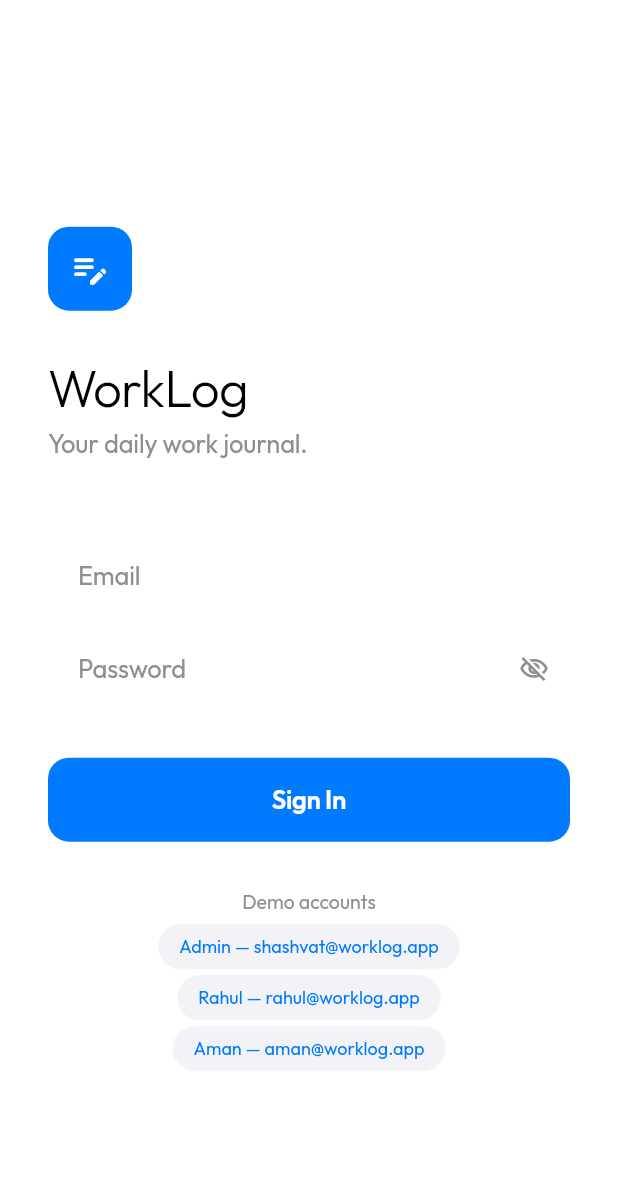
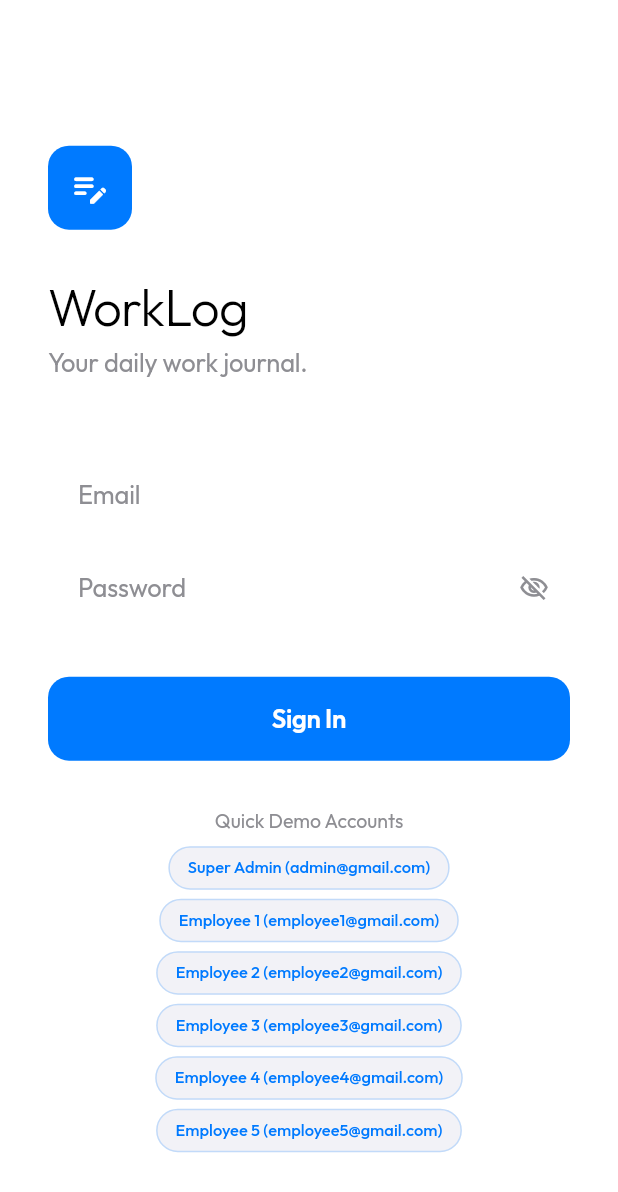
Before and after one commit to shashvatdev/work-logger, a Flutter app: the screen it shows after launch, on a phone screen of 412 x 824 dp. Shown: the top 1192 px of the screen. Run offline on Flutter 3.47's test engine with Material 3 defaults, Android fonts, the light colour scheme and no system bars; our stand-ins replace dio, file_picker, flutter_riverpod, flutter_secure_storage, go_router, google_fonts and 1 more.

Commit message:
bug fixing

```diff
--- a/lib/features/auth/auth_screen.dart
+++ b/lib/features/auth/auth_screen.dart
@@ -206,21 +206,28 @@ class _AuthScreenState extends ConsumerState<AuthScreen>
 
                     const SizedBox(height: AppSpacing.xl),
 
-                    // ── Demo hint ────────────────────────────────────────────
+                    // ── Demo accounts shortcuts ──────────────────────────────
                     Center(
                       child: Column(
                         children: [
                           Text(
-                            'Demo accounts',
-                            style:
-                                Theme.of(context).textTheme.labelMedium,
+                            'Quick Demo Accounts',
+                            style: Theme.of(context).textTheme.labelMedium,
                           ),
-                          const SizedBox(height: 6),
-                          _demoChip(context, 'Admin', 'shashvat@worklog.app'),
-                          const SizedBox(height: 4),
-                          _demoChip(context, 'Rahul', 'rahul@worklog.app'),
-                          const SizedBox(height: 4),
-                          _demoChip(context, 'Aman', 'aman@worklog.app'),
+                          const SizedBox(height: 8),
+                          Wrap(
+                            spacing: 6,
+                            runSpacing: 6,
+                            alignment: WrapAlignment.center,
+                            children: [
+                              _demoChip(context, 'Super Admin', 'admin@gmail.com'),
+                              _demoChip(context, 'Employee 1', 'employee1@gmail.com'),
+                              _demoChip(context, 'Employee 2', 'employee2@gmail.com'),
+                              _demoChip(context, 'Employee 3', 'employee3@gmail.com'),
+                              _demoChip(context, 'Employee 4', 'employee4@gmail.com'),
+                              _demoChip(context, 'Employee 5', 'employee5@gmail.com'),
+                            ],
+                          ),
                         ],
                       ),
                     ),
@@ -236,24 +243,30 @@ class _AuthScreenState extends ConsumerState<AuthScreen>
     );
   }
 
-  Widget _demoChip(BuildContext context, String name, String email) {
-    return GestureDetector(
+  Widget _demoChip(BuildContext context, String name, String email, {String password = '12345'}) {
+    return InkWell(
       onTap: () {
         _emailCtrl.text = email;
-        _passCtrl.text = 'demo1234';
-        setState(() {});
+        _passCtrl.text = password;
+        setState(() => _error = null);
       },
+      borderRadius: BorderRadius.circular(20),
       child: Container(
-        padding: const EdgeInsets.symmetric(horizontal: 14, vertical: 7),
+        padding: const EdgeInsets.symmetric(horizontal: 12, vertical: 6),
         decoration: BoxDecoration(
           color: AppColors.surface(context),
           borderRadius: BorderRadius.circular(20),
+          border: Border.all(
+            color: AppColors.accent.withOpacity(0.2),
+            width: 1,
+          ),
         ),
         child: Text(
-          '$name — $email',
+          '$name ($email)',
           style: Theme.of(context).textTheme.labelMedium?.copyWith(
                 color: AppColors.accent,
-                fontSize: 12,
+                fontSize: 11,
+                fontWeight: FontWeight.w500,
               ),
         ),
       ),
--- a/lib/features/home/home_screen.dart
+++ b/lib/features/home/home_screen.dart
@@ -161,7 +161,9 @@ class HomeScreen extends ConsumerWidget {
                             for (int i = 0; i < myProjects.length; i++) ...[
                               _ProjectRow(
                                 project: myProjects[i],
-                                onTap: () {},
+                                onTap: () {
+                                  context.push('/log/${today.logKey}?projectId=${myProjects[i].id}');
+                                },
                               ),
                               if (i < myProjects.length - 1)
                                 const AppDivider(indent: AppSpacing.md),
```
Also changed, not shown: lib/core/providers/app_providers.dart (+15 -3 lines), lib/core/router/app_router.dart (+8 -1 lines), lib/data/repositories/log_repository.dart (+8 -1 lines), lib/features/calendar/calendar_screen.dart (+8 -3 lines), lib/features/log/log_screen.dart (+70 -5 lines).
